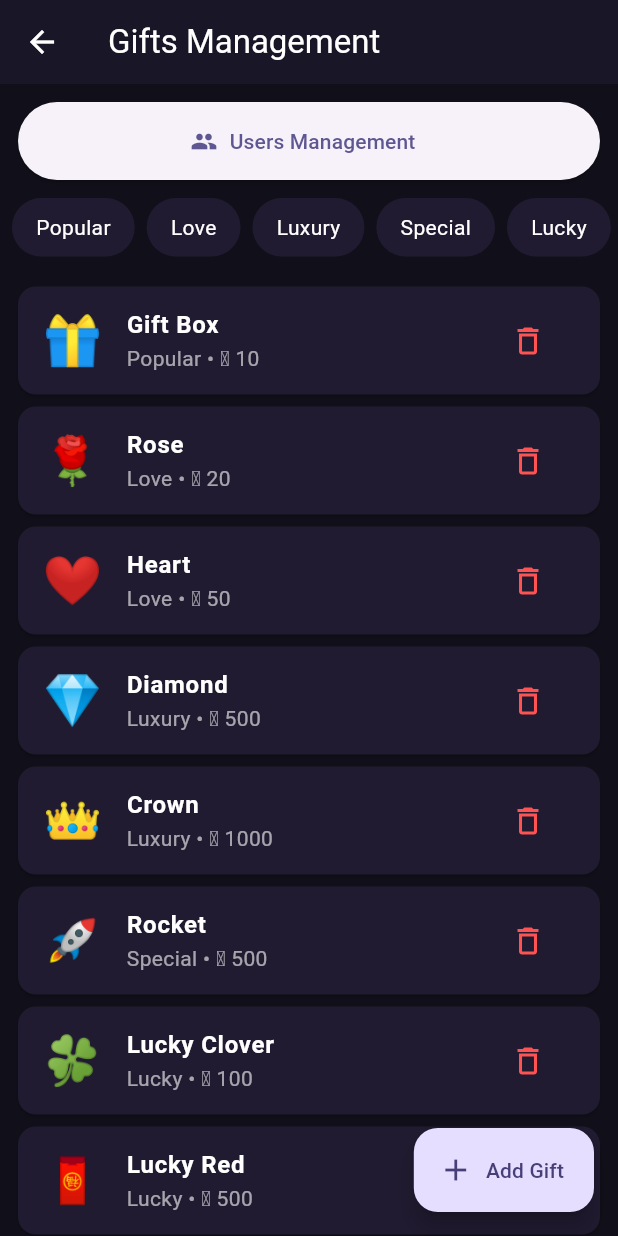
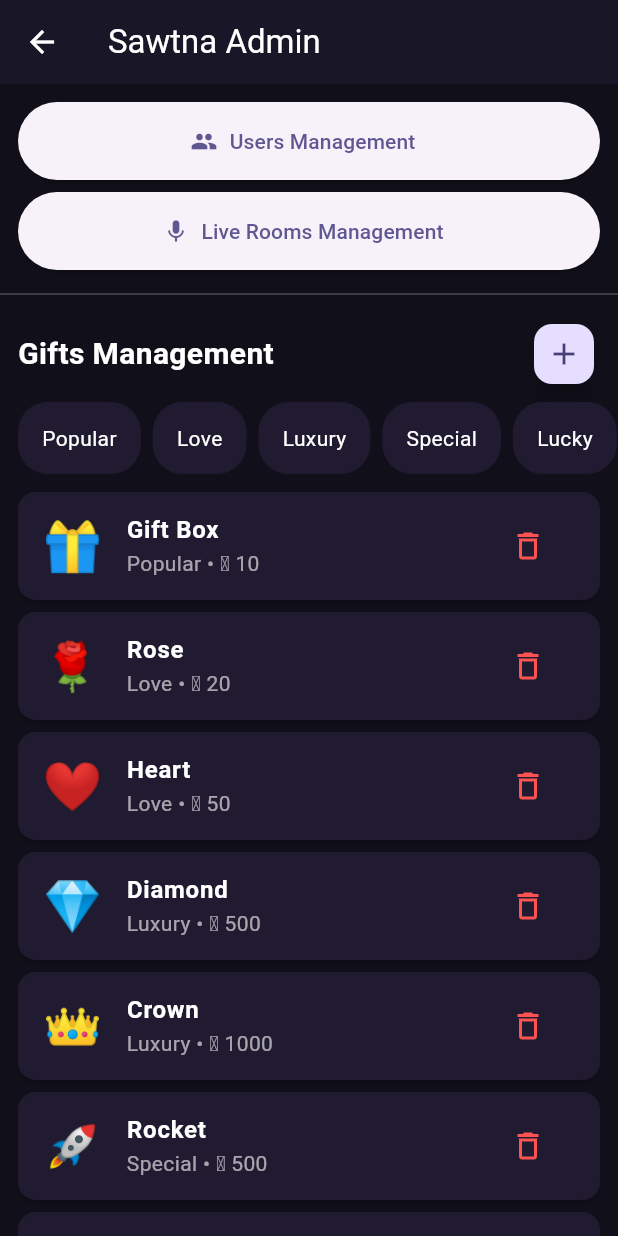
Before and after one commit to Amrkhattap1986/sawtna_test, a Flutter app: the screen it shows after launch, item 4 of the bottom bar chosen, on a phone screen of 412 x 824 dp. Run offline on Flutter 3.47's test engine with Material 3 defaults, Android fonts, the phone set to English and light mode, and no system bars; Roboto replaces fonts that are missing (sans).

Commit message:
Fix admin dashboard and add rooms management

```diff
--- a/lib/admin/admin_dashboard.dart
+++ b/lib/admin/admin_dashboard.dart
@@ -1,5 +1,6 @@
 import 'package:flutter/material.dart';
 import 'admin_users.dart';
+import 'admin_rooms.dart';
 
 class AdminDashboard extends StatefulWidget {
   const AdminDashboard({super.key});
@@ -94,6 +95,24 @@ class _AdminDashboardState extends State<AdminDashboard> {
     });
   }
 
+  void openUsers() {
+    Navigator.push(
+      context,
+      MaterialPageRoute(
+        builder: (context) => const AdminUsers(),
+      ),
+    );
+  }
+
+  void openRooms() {
+    Navigator.push(
+      context,
+      MaterialPageRoute(
+        builder: (context) => const AdminRooms(),
+      ),
+    );
+  }
+
   @override
   Widget build(BuildContext context) {
     return Scaffold(
@@ -101,12 +120,7 @@ class _AdminDashboardState extends State<AdminDashboard> {
       appBar: AppBar(
         backgroundColor: const Color(0xFF191627),
         foregroundColor: Colors.white,
-        title: const Text('Gifts Management'),
-      ),
-      floatingActionButton: FloatingActionButton.extended(
-        onPressed: addGift,
-        icon: const Icon(Icons.add),
-        label: const Text('Add Gift'),
+        title: const Text('Sawtna Admin'),
       ),
       body: Column(
         children: [
@@ -116,24 +130,50 @@ class _AdminDashboardState extends State<AdminDashboard> {
               width: double.infinity,
               height: 52,
               child: ElevatedButton.icon(
-                onPressed: () {
-                  Navigator.push(
-                    context,
-                    MaterialPageRoute(
-                      builder: (context) => const AdminUsers(),
-                    ),
-                  );
-                },
+                onPressed: openUsers,
                 icon: const Icon(Icons.people),
                 label: const Text('Users Management'),
               ),
             ),
           ),
+          Padding(
+            padding: const EdgeInsets.fromLTRB(12, 4, 12, 8),
+            child: SizedBox(
+              width: double.infinity,
+              height: 52,
+              child: ElevatedButton.icon(
+                onPressed: openRooms,
+                icon: const Icon(Icons.mic),
+                label: const Text('Live Rooms Management'),
+              ),
+            ),
+          ),
+          const Divider(color: Colors.white24),
+          Padding(
+            padding: const EdgeInsets.symmetric(horizontal: 12, vertical: 8),
+            child: Row(
+              children: [
+                const Text(
+                  'Gifts Management',
+                  style: TextStyle(
+                    color: Colors.white,
+                    fontSize: 20,
+                    fontWeight: FontWeight.bold,
+                  ),
+                ),
+                const Spacer(),
+                FloatingActionButton.small(
+                  onPressed: addGift,
+                  child: const Icon(Icons.add),
+                ),
+              ],
+            ),
+          ),
           SizedBox(
-            height: 55,
+            height: 48,
             child: ListView.builder(
               scrollDirection: Axis.horizontal,
-              padding: const EdgeInsets.all(8),
+              padding: const EdgeInsets.symmetric(horizontal: 12),
               itemCount: categories.length,
               itemBuilder: (context, index) {
                 return Container(
```
Also changed, not shown: lib/admin/admin_rooms.dart (added, +167 -0 lines).
